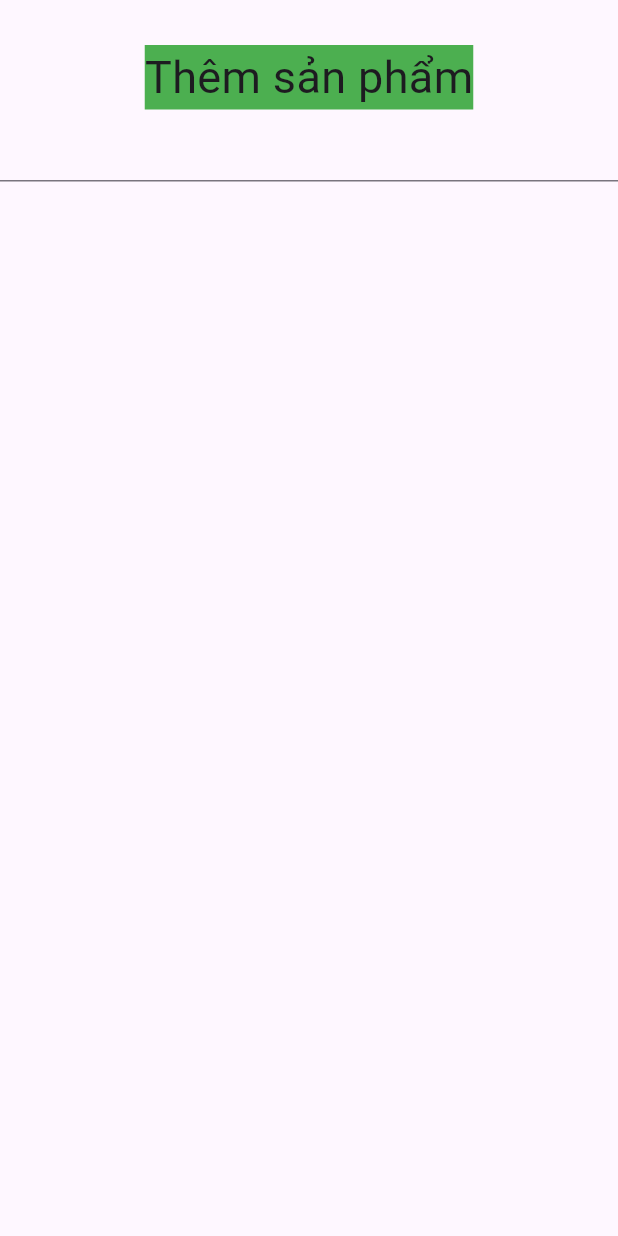
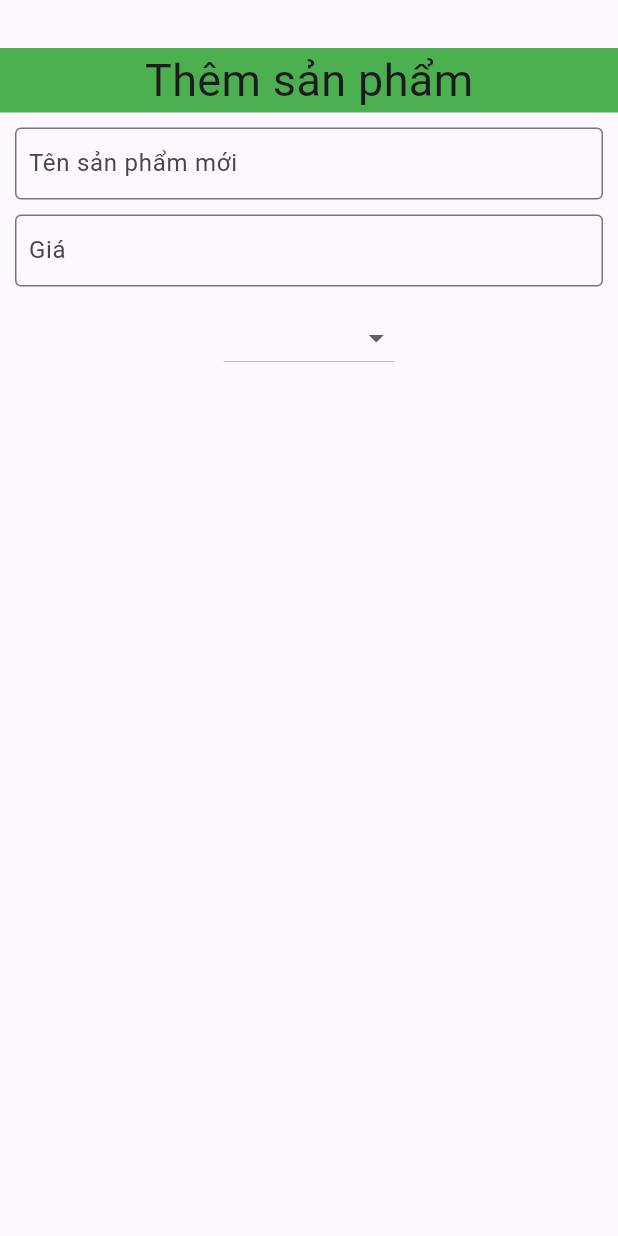
Before and after one commit to TuanAnh0797/managementRestaurant, a Flutter app: the management screen opened by its route, after a tap on the "add" icon, on a phone screen of 412 x 824 dp. Run offline on Flutter 3.47's test engine with Material 3 defaults, Android fonts, the phone set to English and light mode, and no system bars; our stand-ins replace flutter_svg; missing offline and left inert: passwordfield.

Commit message:
version2

```diff
--- a/lib/Model/product.dart
+++ b/lib/Model/product.dart
@@ -1,4 +1,4 @@
-import 'package:flutter/material.dart';
+//import 'package:flutter/material.dart';
 import 'package:uuid/uuid.dart';
 import 'package:intl/intl.dart';
 
@@ -6,15 +6,17 @@ final formatdate = DateFormat.yMd();
 const uuid = Uuid();
 enum Category {StickyRice, Bread, Drink}
 const IconCategory = {
-  Category.Bread : '',
-  Category.StickyRice : '',
-  Category.Drink: ''
+  Category.Bread : 'assets/pngimage/bread.png',
+  Category.StickyRice : 'assets/pngimage/stickyrice.png',
+  Category.Drink: 'assets/pngimage/drinks.png'
 };
-
+// - assets/pngimage/bread.png
+// - assets/pngimage/drinks.png
+// - assets/pngimage/stickyrice.png
 class product{
   final String id;
   final String title;
-  final double amount;
+  final int amount;
   final DateTime date;
   final Category cate;
 
--- a/lib/loginform.dart
+++ b/lib/loginform.dart
@@ -23,8 +23,8 @@ class _loginformState extends State<loginform> {
           decoration: const BoxDecoration(
             gradient: LinearGradient(
               colors: [
-                Color.fromARGB(30, 15, 215, 71),
-                Color.fromARGB(100, 15, 215, 192),
+                Color.fromARGB(100, 64, 58, 239),
+                Color.fromARGB(120, 20, 180, 145),
               ],
               begin: Alignment.topLeft,
               end: Alignment.bottomRight,
@@ -39,9 +39,9 @@ class _loginformState extends State<loginform> {
                     children: [
 
 
-                      const Image(image: AssetImage('assets/pngimage/fast-food (2).png')),
+                      const Image(image: AssetImage('assets/pngimage/logo.png'),),
                       const Padding(padding: EdgeInsets.only(bottom: 10)),
-                      const Text('ABC XYZ BAKERY',style: TextStyle(fontSize: 30,fontWeight: FontWeight.w600,color: Colors.teal,decoration: TextDecoration.overline)),
+                       Text('TÙY YẾN BAKERY',style: TextStyle(fontSize: 30,fontWeight: FontWeight.w600,color: Colors.brown[500],decoration: TextDecoration.overline)),
                       const Padding(padding: EdgeInsets.only(top: 30)),
                      const TextField(
 
--- a/lib/management.dart
+++ b/lib/management.dart
@@ -1,5 +1,7 @@
 import 'package:flutter/material.dart';
 import 'package:managerrestaurant/widget/newproduct.dart';
+import 'package:managerrestaurant/widget/products.dart';
+import 'package:managerrestaurant/Model/product.dart';
 
 import 'main.dart';
 class management extends StatefulWidget {
@@ -10,11 +12,19 @@ class management extends StatefulWidget {
 }
 
 class _managementState extends State<management> {
+  final List<product> _listproduct =[
+    product(title: 'Bánh mì thịt',amount: 15000,cate: Category.Bread,date: DateTime.now()),
+    product(title: 'Bánh mì xúc xích',amount: 12000,cate: Category.Bread,date: DateTime.now()),
+    product(title: 'Xôi thịt',amount: 20000,cate: Category.StickyRice,date: DateTime.now()),
+    product(title: 'Sữa Fami',amount: 6000,cate: Category.Drink,date: DateTime.now()),
+    product(title: 'Cocacola',amount: 6000,cate: Category.Drink,date: DateTime.now()),
+    product(title: 'Bánh mì trứng',amount: 12000,cate: Category.Bread,date: DateTime.now()),
+  ];
   @override
   Widget build(BuildContext context) {
     return  SafeArea(child: Scaffold(
       floatingActionButton: FloatingActionButton(
-        backgroundColor: Colors.green,
+        backgroundColor: Colors.green[600],
         child: const Icon(Icons.add),
         onPressed: (){
               showModalBottomSheet(
@@ -25,8 +35,8 @@ class _managementState extends State<management> {
         },
       ),
       appBar: AppBar(
-        backgroundColor: Colors.teal,
-        title: const Text('Management',style: TextStyle(fontSize: 25)),
+        backgroundColor: Colors.blueAccent[400],
+        title: const Text('Quản lý sản phẩm',style: TextStyle(fontSize: 25,color: Colors.white,fontWeight: FontWeight.w600)),
         automaticallyImplyLeading: false,
         actions: [
           IconButton(onPressed: (){
@@ -34,9 +44,9 @@ class _managementState extends State<management> {
           }, icon: const Icon(Icons.logout)),
         ],
       ),
-      body: Column(children: [
-        Text('data')
-      ]),
+      body: Center(
+        child: products(listproduct: _listproduct),
+      )
     )
     );
   }
--- a/lib/widget/newproduct.dart
+++ b/lib/widget/newproduct.dart
@@ -1,4 +1,5 @@
 import 'package:flutter/material.dart';
+import 'package:managerrestaurant/Model/product.dart';
 class newproduct extends StatefulWidget {
   const newproduct({super.key});
 
@@ -12,12 +13,51 @@ class _newproductState extends State<newproduct> {
     return  SafeArea(child: Scaffold(
       body:  Column(
         children: [
-          Padding(padding: EdgeInsets.only(top:30)),
+          Padding(padding: EdgeInsets.only(top:32)),
            Container(
-               color: Colors.green,
-               child: Text('Thêm sản phẩm',style: TextStyle(fontSize: 30))
+                width: 2000,
+               color: Colors.green[500],
+               child:  const Center(
+                   child: Text(
+                       'Thêm sản phẩm',
+                       style: TextStyle(fontSize: 30,)
+                   )
+               )
            ),
-          TextField()
+          Padding(padding: EdgeInsets.only(bottom: 10)),
+           Padding(
+            padding: EdgeInsets.symmetric(horizontal: 10),
+            child: Column(
+              children: [
+                TextField(
+                  decoration: InputDecoration(border: OutlineInputBorder(),hintText: 'Tên sản phẩm mới',contentPadding: EdgeInsets.symmetric(vertical: 0,horizontal: 5)),
+                  style: TextStyle( ),
+                ),
+                Padding(padding: EdgeInsets.only(bottom: 10)),
+                TextField(
+                  keyboardType: TextInputType.number,
+                  decoration: InputDecoration(border: OutlineInputBorder(),hintText: 'Giá',contentPadding: EdgeInsets.symmetric(vertical: 0,horizontal: 5)),
+                  style: TextStyle( ),
+                ),
+                Padding(padding: EdgeInsets.only(bottom: 10)),
+                DropdownButton(
+
+                    items: Category.values.map((e) => DropdownMenuItem(
+                        value: e,
+                        child: Text(
+                            e.name.toUpperCase())
+                    )
+                    )
+                        .toList(),
+                    onChanged: (value){
+
+
+                }
+                )
+
+              ],
+            ),
+          )
         ],
       ),
     ));
--- /dev/null
+++ b/lib/widget/products.dart
@@ -0,0 +1,51 @@
+import 'package:flutter/cupertino.dart';
+import 'package:flutter/material.dart';
+import 'package:managerrestaurant/Model/product.dart';
+class products extends StatefulWidget {
+
+  const products({required this.listproduct, super.key});
+  final List<product> listproduct;
+  @override
+  State<products> createState() => _productsState();
+}
+
+class _productsState extends State<products> {
+  @override
+  Widget build(BuildContext context) {
+    return ListView.builder(
+        itemCount: widget.listproduct.length,
+        itemBuilder: (ctx,index)=> Card(
+        child: Row(
+          children: [
+            Image(image: AssetImage(IconCategory[widget.listproduct[index].cate]!),height: 70,width: 70,),
+            Expanded(
+              child: Center(
+                child: Column(
+                  children: [
+                    Text(widget.listproduct[index].title,style: const TextStyle(fontSize: 20,fontWeight: FontWeight.bold),),
+                    Text('${widget.listproduct[index].amount.toString()} VNĐ',style: const TextStyle(fontSize: 15,fontStyle: FontStyle.italic,color: Colors.redAccent),),
+                    Text('Ngày thêm: ${widget.listproduct[index].formattedDate}',style: const TextStyle(fontSize: 8,fontStyle: FontStyle.italic),),
+                    //Text(widget.listproduct[index].cate.name),
+                  ],
+                ),
+              ),
+            ),
+            IconButton(
+                onPressed: (){
+
+            },
+                icon: const Icon(Icons.edit,color: Colors.blue,)
+            ),
+            IconButton(
+                onPressed: (){
+
+                },
+                icon: const Icon(Icons.delete,color: Colors.red,)
+            ),
+          ],
+        ),
+    ));
+
+
+  }
+}
--- a/pubspec.yaml
+++ b/pubspec.yaml
@@ -69,6 +69,10 @@ flutter:
      - assets/pngimage/fast-food (1).png
      - assets/pngimage/fast-food (2).png
      - assets/svgicon/login.svg
+     - assets/pngimage/logo.png
+     - assets/pngimage/bread.png
+     - assets/pngimage/drinks.png
+     - assets/pngimage/stickyrice.png
    uses-material-design: true
   # An image asset can refer to one or more resolution-specific "variants", see
   # https://flutter.dev/assets-and-images/#resolution-aware
```
Also changed, not shown: assets/pngimage/Logo.png (added), assets/pngimage/bread.png (added), assets/pngimage/drinks.png (added), assets/pngimage/stickyrice.png (added), pubspec.lock.
